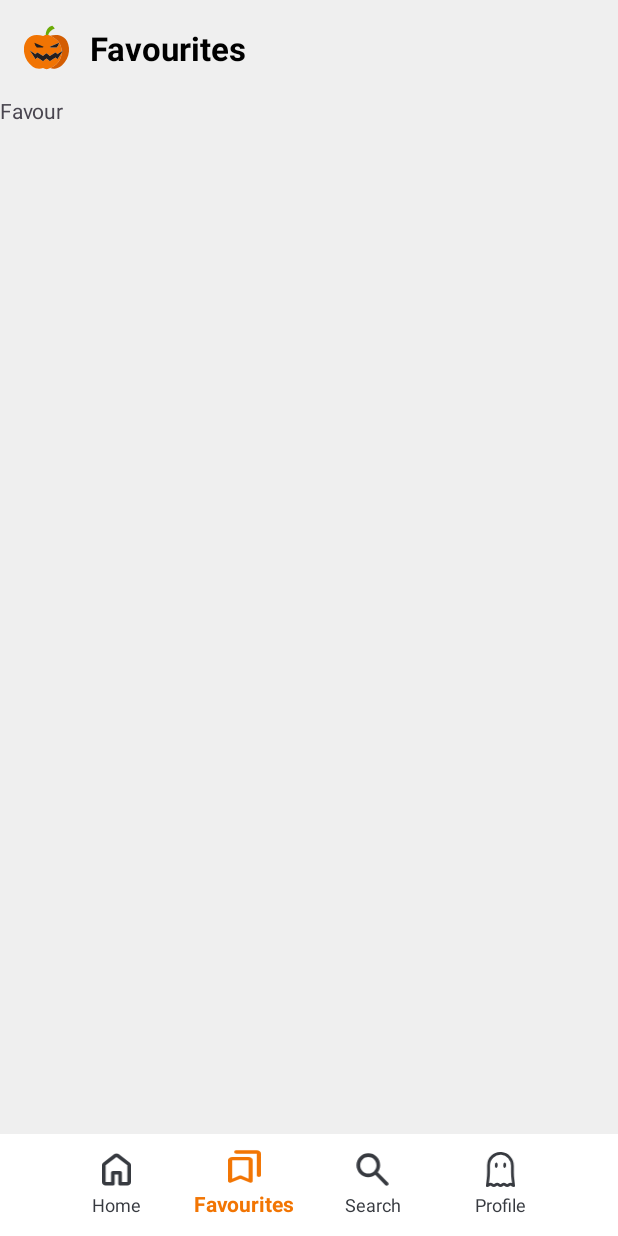
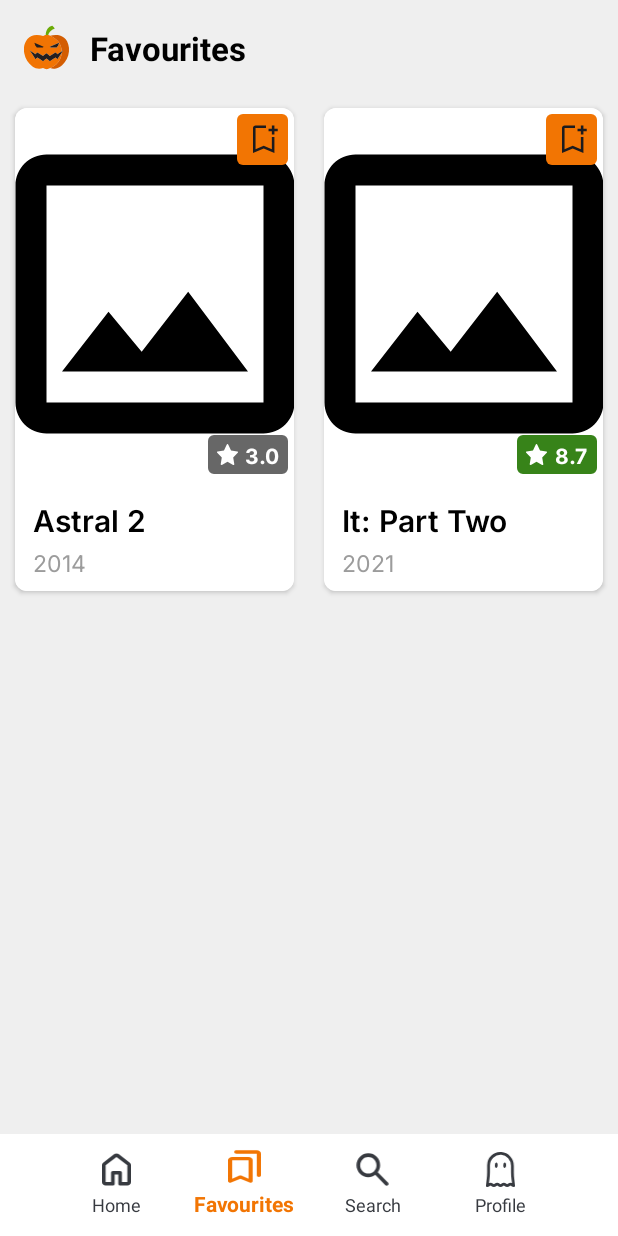
Before and after one commit to IvanCRA/MovieHelloween, an Android app: the FavouritesFragment screen opened through its navigation route, on a phone screen of 412 x 824 dp. Run offline under Robolectric (Android 15) with nearby library versions, the phone set to English and light mode, and no system bars; our stand-ins replace navigation-ui.

Commit message:
add Favourite

```diff
--- /dev/null
+++ b/app/src/main/assets/favourites1.json
@@ -0,0 +1 @@
+{"id":3,"title":"Astral 2","year":2014,"rating":3.0,"imgUrl":"https://cdn2.rzn.info/data/image/afisha/event/26667/250x230/26667_673675d0c7404.jpg","isBookmarked":true}
--- /dev/null
+++ b/app/src/main/assets/favourites2.json
@@ -0,0 +1 @@
+{"id":6,"title":"It: Part Two","year":2021,"rating":8.7,"imgUrl":"https://criticaldarling.com/wp-content/uploads/2019/09/it2-alt-1-sheet.jpg?w=1080","isBookmarked":true}
--- /dev/null
+++ b/app/src/main/java/com/example/moviehelloween/Favourite.kt
@@ -0,0 +1,10 @@
+package com.example.moviehelloween
+
+data class Favourite(
+    val id: Int?,
+    val title: String?,
+    val year: Int?,
+    val rating: Double?,
+    val imgUrl: String?,
+    val isBookmarked: Boolean?,
+)
--- /dev/null
+++ b/app/src/main/java/com/example/moviehelloween/FavouriteRepository.kt
@@ -0,0 +1,21 @@
+package com.example.moviehelloween
+
+import android.content.Context
+import com.google.gson.Gson
+import com.google.gson.reflect.TypeToken
+import java.io.InputStreamReader
+
+class FavouriteRepository(private val context: Context) {
+    fun loadFavourites() : List<Favourite> {
+        val favouriteList = mutableListOf<Favourite>()
+
+        for(i in 1..2) {
+            val jsonInputStream = context.assets.open("favourites$i.json")
+            val reader = InputStreamReader(jsonInputStream)
+            val favour = Gson().fromJson<Favourite>(reader, object : TypeToken<Favourite>() {}.type)
+            favouriteList.add(favour)
+            reader.close()
+        }
+        return favouriteList
+    }
+}
--- /dev/null
+++ b/app/src/main/java/com/example/moviehelloween/adapter/FavouriteAdapter.kt
@@ -0,0 +1,34 @@
+package com.example.moviehelloween.adapter
+
+import android.content.Context
+import android.view.ViewGroup
+import androidx.recyclerview.widget.DiffUtil
+import androidx.recyclerview.widget.RecyclerView
+import com.example.moviehelloween.Favourite
+import com.example.moviehelloween.Movie
+import com.example.moviehelloween.diffutils.FavouriteDiffCallback
+import com.example.moviehelloween.diffutils.HomeDiffCallback
+import com.example.moviehelloween.holder.FavouriteViewHolder
+import com.example.moviehelloween.holder.HomeViewHolder
+
+class FavouriteAdapter(private val context: Context, private var favouriteList: MutableList<Favourite>) : RecyclerView.Adapter<FavouriteViewHolder>() {
+    override fun onCreateViewHolder(parent: ViewGroup, viewType: Int): FavouriteViewHolder {
+        return FavouriteViewHolder(parent)
+    }
+
+    override fun getItemCount() = favouriteList.size
+
+    override fun onBindViewHolder(holder: FavouriteViewHolder, position: Int) {
+        val favourite = favouriteList[position]
+        holder.bind(favourite)
+    }
+
+    fun updateFavourites(newFavourites: List<Favourite>) {
+        val diffCallback = FavouriteDiffCallback(favouriteList, newFavourites)
+        val diffResult = DiffUtil.calculateDiff(diffCallback)
+
+        favouriteList.clear()
+        favouriteList.addAll(newFavourites)
+        diffResult.dispatchUpdatesTo(this)
+    }
+}
--- /dev/null
+++ b/app/src/main/java/com/example/moviehelloween/diffutils/FavouriteDiffCallback.kt
@@ -0,0 +1,19 @@
+package com.example.moviehelloween.diffutils
+
+import androidx.recyclerview.widget.DiffUtil
+import com.example.moviehelloween.Favourite
+
+class FavouriteDiffCallback(private val oldList: List<Favourite>, private val newList: List<Favourite>) :
+    DiffUtil.Callback() {
+    override fun getOldListSize() = oldList.size
+
+    override fun getNewListSize() = newList.size
+
+    override fun areItemsTheSame(oldItemPosition: Int, newItemPosition: Int): Boolean {
+        return oldList[oldItemPosition].id == newList[newItemPosition].id
+    }
+
+    override fun areContentsTheSame(oldItemPosition: Int, newItemPosition: Int): Boolean {
+        return oldList[oldItemPosition] == newList[newItemPosition]
+    }
+}
--- a/app/src/main/java/com/example/moviehelloween/fragment/FavouritesFragment.kt
+++ b/app/src/main/java/com/example/moviehelloween/fragment/FavouritesFragment.kt
@@ -5,14 +5,31 @@ import androidx.fragment.app.Fragment
 import android.view.LayoutInflater
 import android.view.View
 import android.view.ViewGroup
+import androidx.lifecycle.ViewModelProvider
+import androidx.lifecycle.lifecycleScope
+import com.example.moviehelloween.Favourite
+import com.example.moviehelloween.FavouriteRepository
+import com.example.moviehelloween.MovieRepository
 import com.example.moviehelloween.R
+import com.example.moviehelloween.adapter.FavouriteAdapter
+import com.example.moviehelloween.adapter.HomeAdapter
 import com.example.moviehelloween.databinding.FragmentFavouritesBinding
 import com.example.moviehelloween.databinding.FragmentHomeBinding
+import com.example.moviehelloween.viewmodel.FavouriteViewModel
+import com.example.moviehelloween.viewmodel.HomeViewModel
+import com.example.moviehelloween.viewmodelfactory.FavouriteViewModelFactory
+import com.example.moviehelloween.viewmodelfactory.HomeViewModelFactory
+import kotlinx.coroutines.flow.collectLatest
+import kotlinx.coroutines.launch
 
 class FavouritesFragment : Fragment() {
 
     private var _binding: FragmentFavouritesBinding? = null
     private val binding get() = _binding!!
+
+    private lateinit var viewModel: FavouriteViewModel
+    private lateinit var adapter: FavouriteAdapter
+
 
     override fun onCreateView(
         inflater: LayoutInflater, container: ViewGroup?,
@@ -21,7 +38,23 @@ class FavouritesFragment : Fragment() {
         _binding = FragmentFavouritesBinding.inflate(inflater, container, false)
         val view = binding.root
 
+        val repository = FavouriteRepository(requireContext())
+        viewModel = ViewModelProvider(this, FavouriteViewModelFactory(repository)).get(FavouriteViewModel::class.java)
+
+        adapter = FavouriteAdapter(requireContext(), mutableListOf())
+        binding.listFavourite.adapter = adapter
+
+        observeFavourites()
+
         return view
+    }
+
+    private fun observeFavourites() {
+        viewLifecycleOwner.lifecycleScope.launch {
+            viewModel.favourite.collectLatest { favourites ->
+                adapter.updateFavourites(favourites)
+            }
+        }
     }
 
     override fun onDestroyView() {
--- /dev/null
+++ b/app/src/main/java/com/example/moviehelloween/holder/FavouriteViewHolder.kt
@@ -0,0 +1,45 @@
+package com.example.moviehelloween.holder
+
+import android.view.LayoutInflater
+import android.view.ViewGroup
+import android.widget.ImageView
+import android.widget.TextView
+import androidx.constraintlayout.widget.ConstraintSet
+import androidx.recyclerview.widget.RecyclerView
+import com.bumptech.glide.Glide
+import com.bumptech.glide.request.RequestOptions
+import com.example.moviehelloween.Favourite
+import com.example.moviehelloween.Movie
+import com.example.moviehelloween.R
+import com.google.android.material.imageview.ShapeableImageView
+
+class FavouriteViewHolder(parent: ViewGroup) : RecyclerView.ViewHolder(
+    LayoutInflater.from(parent.context).inflate(R.layout.item_view, parent, false)
+) {
+    val textItemName = itemView.findViewById<TextView>(R.id.text_item_name)
+    val textItemYear = itemView.findViewById<TextView>(R.id.text_item_year)
+    val filmRatingBackground =
+        itemView.findViewById<ShapeableImageView>(R.id.film_rating_background)
+    val imageViewItem = itemView.findViewById<ImageView>(R.id.image_view_item)
+    val textRatingInt = itemView.findViewById<TextView>(R.id.text_rating_int)
+
+    private val set = ConstraintSet()
+    private val requestOptions = RequestOptions().placeholder(R.drawable.outline_image_24)
+    fun bind(favourite: Favourite) {
+        textItemName.text = favourite.title
+        textItemYear.text = favourite.year.toString()
+        if (favourite.rating!! >= 7.0) {
+            filmRatingBackground.setBackgroundResource(R.color.rating_green)
+        } else {
+            filmRatingBackground.setBackgroundResource(R.color.rating_gray)
+        }
+
+        textRatingInt.text =
+            if (favourite.rating.toString() == "10.0") "10" else favourite.rating.toString()
+
+        Glide.with(itemView.context)
+            .setDefaultRequestOptions(requestOptions)
+            .load(favourite.imgUrl)
+            .into(imageViewItem)
+    }
+}
--- /dev/null
+++ b/app/src/main/java/com/example/moviehelloween/viewmodel/FavouriteViewModel.kt
@@ -0,0 +1,25 @@
+package com.example.moviehelloween.viewmodel
+
+import androidx.lifecycle.ViewModel
+import androidx.lifecycle.viewModelScope
+import com.example.moviehelloween.Favourite
+import com.example.moviehelloween.FavouriteRepository
+import kotlinx.coroutines.flow.MutableStateFlow
+import kotlinx.coroutines.flow.StateFlow
+import kotlinx.coroutines.launch
+
+class FavouriteViewModel(private val repository: FavouriteRepository) : ViewModel() {
+    private val _favourite = MutableStateFlow<List<Favourite>>(emptyList())
+    val favourite: StateFlow<List<Favourite>> = _favourite
+
+    init {
+        loadFavourites()
+    }
+
+    private fun loadFavourites() {
+        viewModelScope.launch {
+            val favouriteList = repository.loadFavourites()
+            _favourite.value = favouriteList
+        }
+    }
+}
--- /dev/null
+++ b/app/src/main/java/com/example/moviehelloween/viewmodelfactory/FavouriteViewModelFactory.kt
@@ -0,0 +1,16 @@
+package com.example.moviehelloween.viewmodelfactory
+
+import androidx.lifecycle.ViewModel
+import androidx.lifecycle.ViewModelProvider
+import com.example.moviehelloween.FavouriteRepository
+import com.example.moviehelloween.viewmodel.FavouriteViewModel
+
+class FavouriteViewModelFactory(private val repository: FavouriteRepository) : ViewModelProvider.Factory {
+    override fun <T : ViewModel> create(modelClass: Class<T>): T {
+        if (modelClass.isAssignableFrom(FavouriteViewModel::class.java)) {
+            @Suppress("UNCHECKED_CAST")
+            return FavouriteViewModel(repository) as T
+        }
+        throw IllegalAccessException("Unknown ViewModel class")
+    }
+}
--- a/app/src/main/res/layout/fragment_favourites.xml
+++ b/app/src/main/res/layout/fragment_favourites.xml
@@ -3,13 +3,18 @@
     xmlns:tools="http://schemas.android.com/tools"
     android:layout_width="match_parent"
     android:layout_height="match_parent"
+    xmlns:app="http://schemas.android.com/apk/res-auto"
     android:background="@color/back_color"
     tools:context=".fragment.FavouritesFragment">
 
-    <!-- TODO: Update blank fragment layout -->
-    <TextView
+    <androidx.recyclerview.widget.RecyclerView
+        android:id="@+id/list_favourite"
         android:layout_width="match_parent"
         android:layout_height="match_parent"
-        android:text="Favour" />
+        app:layoutManager="androidx.recyclerview.widget.GridLayoutManager"
+        app:spanCount="2"
+        tools:listitem="@layout/item_view">
+
+    </androidx.recyclerview.widget.RecyclerView>
 
 </FrameLayout>
--- a/build.gradle.kts
+++ b/build.gradle.kts
@@ -1,5 +1,5 @@
 // Top-level build file where you can add configuration options common to all sub-projects/modules.
 plugins {
-    id("com.android.application") version "8.6.1" apply false
+    id("com.android.application") version "8.2.0" apply false
     id("org.jetbrains.kotlin.android") version "1.9.10" apply false
 }
```
